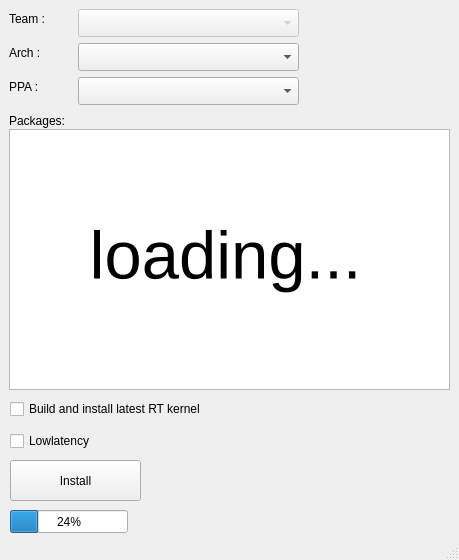
Before: the Qt Designer form kxfed_ui.ui in millerthegorilla/launchpad_rpm, drawn with Qt 5.
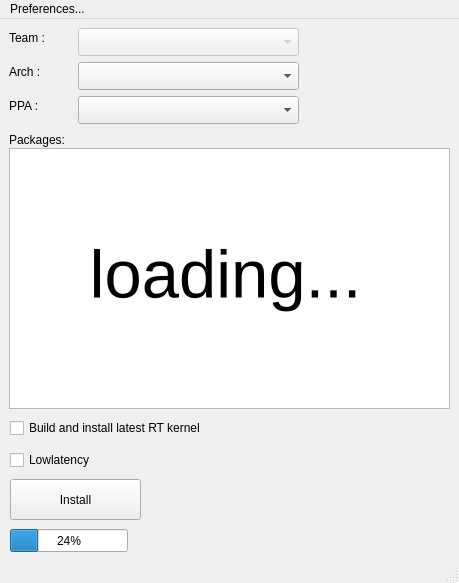
After: the same form once the commit is applied.

Commit message: finished gui, work on rpm convert script next

```diff
--- a/kxfed_ui.ui
+++ b/kxfed_ui.ui
@@ -10,7 +10,7 @@
     <x>0</x>
     <y>0</y>
     <width>459</width>
-    <height>560</height>
+    <height>583</height>
    </rect>
   </property>
   <property name="sizePolicy">
@@ -19,6 +19,18 @@
     <verstretch>0</verstretch>
    </sizepolicy>
   </property>
+  <property name="minimumSize">
+   <size>
+    <width>459</width>
+    <height>583</height>
+   </size>
+  </property>
+  <property name="maximumSize">
+   <size>
+    <width>459</width>
+    <height>583</height>
+   </size>
+  </property>
   <property name="windowTitle">
    <string>KXFed - KXStudio on Fedora</string>
   </property>
@@ -218,6 +230,22 @@
    <zorder>progress_bar</zorder>
   </widget>
   <widget class="QStatusBar" name="statusbar"/>
+  <widget class="QMenuBar" name="menuBar">
+   <property name="geometry">
+    <rect>
+     <x>0</x>
+     <y>0</y>
+     <width>459</width>
+     <height>24</height>
+    </rect>
+   </property>
+   <widget class="QMenu" name="menuPreferences">
+    <property name="title">
+     <string>Preferences...</string>
+    </property>
+   </widget>
+   <addaction name="menuPreferences"/>
+  </widget>
  </widget>
  <resources/>
  <connections/>
```
The commit also changes 6 other files.
